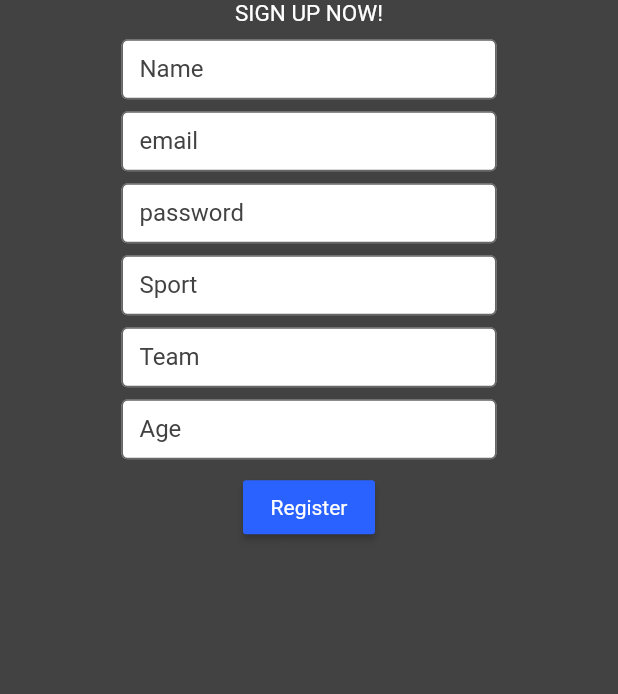
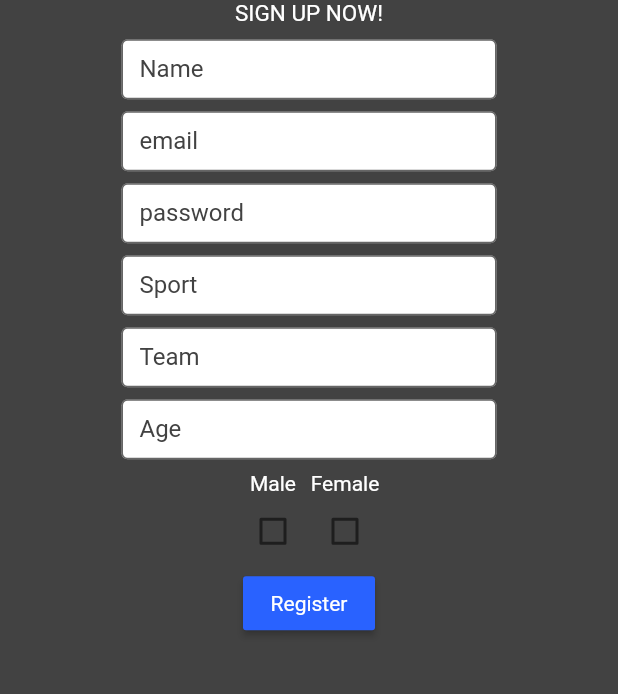
Before and after one commit to benjaavro/recruited_flutterApp, a Flutter app: the SignUp screen opened directly, on a phone screen of 412 x 824 dp, the part 165-859 px from its top. Run offline on Flutter 3.47's test engine with Material 2 defaults, Android fonts, the phone set to English and light mode, and no system bars; Roboto replaces fonts that are missing (BebasNeue-Regular).

Commit message:
Revert "feed edited"
This reverts commit 35a32f370d86908cd2f7843e68948bd2651756ec.

```diff
--- a/recruited_app/lib/signup.dart
+++ b/recruited_app/lib/signup.dart
@@ -230,7 +230,7 @@ class _SignUp extends State<SignUp>{
             new Padding(
               padding: const EdgeInsets.symmetric(vertical: 4.0),
             ),
-            /*new Center(
+            new Center(
               child: Row(
                 mainAxisAlignment: MainAxisAlignment.center,
                 children: <Widget>[
@@ -274,7 +274,7 @@ class _SignUp extends State<SignUp>{
                   ),
                 ],
               ),
-            ),*/
+            ),
             new Padding(
               padding: const EdgeInsets.fromLTRB(0.0, 0.0, 0.0, 0.0),
               child: new Row(
```
Also changed, not shown: recruited_app/lib/posts-list.dart (+7 -8 lines).
